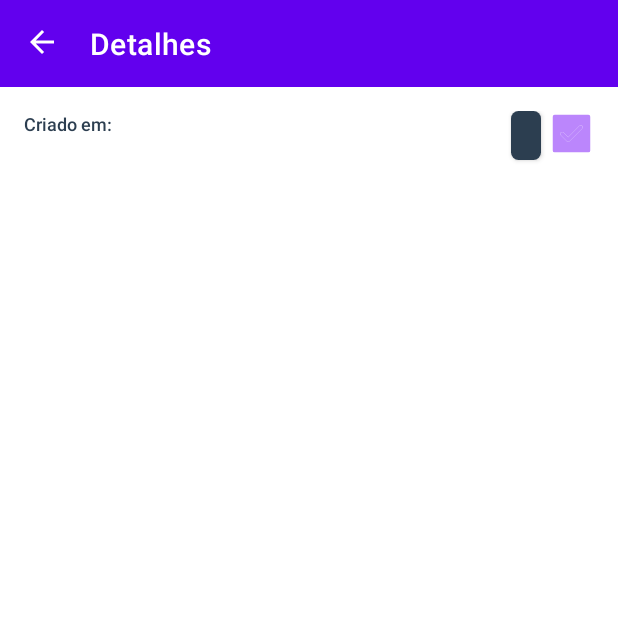
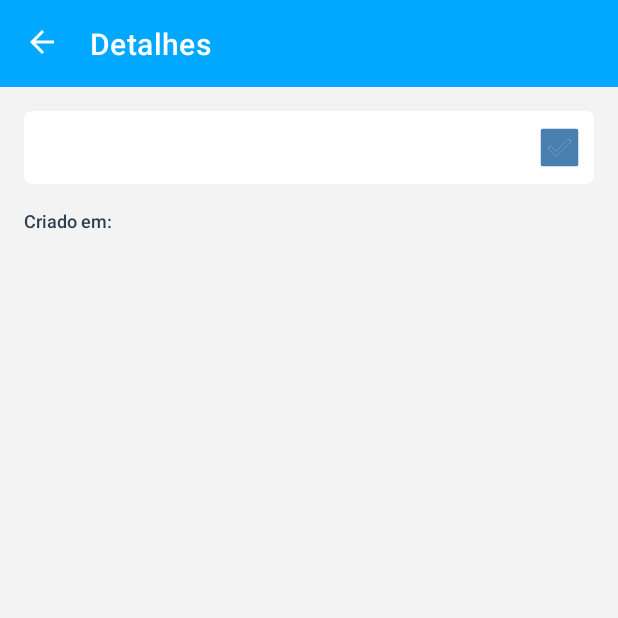
Before and after one commit to quanticheart/BlueList, an Android app: the ToDoDetailsFragment screen opened directly, with no data from a screen before it, on a phone screen of 412 x 824 dp, the top half of it. Run offline under Robolectric (Android 15) with nearby library versions, the phone set to English and light mode, and no system bars; our stand-ins replace data binding; 3 statements that could not run were skipped.

Commit message:
finish themes.xml and themes.xml (night)

```diff
--- a/app/src/main/java/com/quanticheart/bluelist/view/MainActivity.kt
+++ b/app/src/main/java/com/quanticheart/bluelist/view/MainActivity.kt
@@ -1,6 +1,7 @@
 package com.quanticheart.bluelist.view
 
 import android.os.Bundle
+import androidx.appcompat.app.AppCompatDelegate
 import com.quanticheart.bluelist.R
 import com.quanticheart.core.base.activity.BaseActivity
 
--- a/app/src/main/res/layout/fragment_to_do_details.xml
+++ b/app/src/main/res/layout/fragment_to_do_details.xml
@@ -13,20 +13,92 @@
     <androidx.constraintlayout.widget.ConstraintLayout
         android:layout_width="match_parent"
         android:layout_height="match_parent"
+        android:background="@color/background"
         android:padding="@dimen/default_margin"
         tools:context=".view.MainActivity">
+
+        <androidx.cardview.widget.CardView
+            android:id="@+id/view3"
+            android:layout_width="match_parent"
+            android:layout_height="wrap_content"
+            app:cardCornerRadius="@dimen/default_radius"
+            app:cardElevation="0dp"
+            app:layout_constraintLeft_toLeftOf="parent"
+            app:layout_constraintRight_toRightOf="parent"
+            app:layout_constraintTop_toTopOf="parent">
+
+            <androidx.constraintlayout.widget.ConstraintLayout
+                android:layout_width="match_parent"
+                android:layout_height="wrap_content"
+                android:layout_margin="8dp"
+                android:orientation="horizontal">
+
+                <androidx.cardview.widget.CardView
+                    android:id="@+id/view1"
+                    android:layout_width="wrap_content"
+                    android:layout_height="wrap_content"
+                    app:cardCornerRadius="@dimen/default_radius"
+                    app:cardElevation="0dp"
+                    app:layout_constraintBottom_toBottomOf="parent"
+                    app:layout_constraintStart_toStartOf="parent"
+                    app:layout_constraintTop_toTopOf="parent">
+
+                    <TextView
+                        android:id="@+id/priority"
+                        android:layout_width="wrap_content"
+                        android:layout_height="wrap_content"
+                        android:background="@color/background_secondary"
+                        android:fontFamily="sans-serif-medium"
+                        android:paddingLeft="10dp"
+                        android:paddingTop="8dp"
+                        android:paddingRight="10dp"
+                        android:paddingBottom="8dp"
+                        android:textColor="@color/text_color_strong"
+                        android:textSize="12sp"
+                        android:textStyle="bold"
+                        app:priorityColor="@{viewModel.details.priority}"
+                        app:priorityText="@{viewModel.details.priority}"
+                        tools:text="Baixa prioridade" />
+
+                </androidx.cardview.widget.CardView>
+
+                <CheckBox
+                    android:id="@+id/checkbox"
+                    android:layout_width="30dp"
+                    android:layout_height="30dp"
+                    android:background="@drawable/selector_check_box"
+                    android:button="@null"
+                    android:checked="@{viewModel.details.finish}"
+                    android:enabled="false"
+                    app:layout_constraintBottom_toBottomOf="parent"
+                    app:layout_constraintEnd_toEndOf="parent"
+                    app:layout_constraintTop_toTopOf="parent" />
+
+                <View
+                    android:id="@+id/btnFinishToDo"
+                    android:layout_width="0dp"
+                    android:layout_height="0dp"
+                    app:layout_constraintBottom_toBottomOf="@+id/checkbox"
+                    app:layout_constraintEnd_toEndOf="@+id/checkbox"
+                    app:layout_constraintStart_toStartOf="@+id/checkbox"
+                    app:layout_constraintTop_toTopOf="@+id/checkbox" />
+
+            </androidx.constraintlayout.widget.ConstraintLayout>
+
+        </androidx.cardview.widget.CardView>
 
         <TextView
             android:id="@+id/view0"
             android:layout_width="wrap_content"
             android:layout_height="wrap_content"
+            android:layout_marginTop="@dimen/default_margin"
             android:fontFamily="sans-serif-medium"
             android:text="@string/label_to_do_create_at"
             android:textColor="@color/text_color"
             android:textSize="12sp"
             app:layout_constraintRight_toRightOf="parent"
             app:layout_constraintStart_toStartOf="parent"
-            app:layout_constraintTop_toTopOf="@+id/view1" />
+            app:layout_constraintTop_toBottomOf="@+id/view3" />
 
         <TextView
             android:id="@+id/date"
@@ -38,7 +110,7 @@
             android:textColor="@color/text_color"
             android:textSize="12sp"
             app:layout_constraintBottom_toBottomOf="@+id/view0"
-            app:layout_constraintEnd_toStartOf="@+id/view1"
+            app:layout_constraintEnd_toEndOf="parent"
             app:layout_constraintStart_toEndOf="@+id/view0"
             app:layout_constraintTop_toTopOf="@+id/view0"
             app:toDoDate="@{viewModel.details.date}"
@@ -52,9 +124,9 @@
             android:text="@string/label_to_do_alarm"
             android:textColor="@color/text_color"
             android:textSize="12sp"
-            app:layout_constraintBottom_toBottomOf="@+id/view1"
             app:layout_constraintRight_toRightOf="parent"
             app:layout_constraintStart_toStartOf="parent"
+            app:layout_constraintTop_toBottomOf="@+id/view0"
             app:visibilityNotNull="@{viewModel.details.alarm}" />
 
         <TextView
@@ -67,61 +139,12 @@
             android:textColor="@color/text_color"
             android:textSize="12sp"
             app:layout_constraintBottom_toBottomOf="@+id/view2"
-            app:layout_constraintEnd_toStartOf="@+id/view1"
+            app:layout_constraintEnd_toEndOf="parent"
             app:layout_constraintStart_toEndOf="@+id/view2"
             app:layout_constraintTop_toTopOf="@+id/view2"
             app:toDoDate="@{viewModel.details.alarm}"
             app:visibilityNotNull="@{viewModel.details.alarm}"
             tools:text="2021/08/07" />
-
-        <androidx.cardview.widget.CardView
-            android:id="@+id/view1"
-            android:layout_width="wrap_content"
-            android:layout_height="wrap_content"
-            android:layout_marginEnd="5dp"
-            app:cardCornerRadius="@dimen/default_radius"
-            app:layout_constraintEnd_toStartOf="@+id/checkbox"
-            app:layout_constraintTop_toTopOf="parent">
-
-            <TextView
-                android:id="@+id/priority"
-                android:layout_width="wrap_content"
-                android:layout_height="wrap_content"
-                android:background="@color/text_color"
-                android:fontFamily="sans-serif-medium"
-                android:paddingLeft="10dp"
-                android:paddingTop="8dp"
-                android:paddingRight="10dp"
-                android:paddingBottom="8dp"
-                android:textColor="@color/white"
-                android:textSize="12sp"
-                android:textStyle="bold"
-                app:priorityColor="@{viewModel.details.priority}"
-                app:priorityText="@{viewModel.details.priority}"
-                tools:text="Baixa prioridade" />
-
-        </androidx.cardview.widget.CardView>
-
-        <CheckBox
-            android:id="@+id/checkbox"
-            android:layout_width="30dp"
-            android:layout_height="30dp"
-            android:background="@drawable/selector_check_box"
-            android:button="@null"
-            android:checked="@{viewModel.details.finish}"
-            android:enabled="false"
-            app:layout_constraintEnd_toEndOf="parent"
-            app:layout_constraintTop_toTopOf="parent" />
-
-        <View
-            android:id="@+id/btnFinishToDo"
-            android:layout_width="0dp"
-            android:layout_height="0dp"
-            android:background="?attr/selectableItemBackgroundBorderless"
-            app:layout_constraintBottom_toBottomOf="@+id/checkbox"
-            app:layout_constraintEnd_toEndOf="@+id/checkbox"
-            app:layout_constraintStart_toStartOf="@+id/checkbox"
-            app:layout_constraintTop_toTopOf="@+id/checkbox" />
 
         <TextView
             android:id="@+id/title"
@@ -134,7 +157,7 @@
             android:textSize="18sp"
             app:layout_constraintLeft_toLeftOf="parent"
             app:layout_constraintRight_toRightOf="parent"
-            app:layout_constraintTop_toBottomOf="@+id/view1"
+            app:layout_constraintTop_toBottomOf="@+id/view2"
             tools:text="To Do Title!!" />
 
         <TextView
--- a/core/app.gradle
+++ b/core/app.gradle
@@ -11,7 +11,7 @@ ext {
     versions = [
             kotlin    : '1.4.31',
             lifecycle : '2.2.0',
-            navigation: '2.0.0',
+            navigation: '2.3.5',
             koin      : '2.0.1'
     ]
 
--- a/core/src/main/java/com/quanticheart/core/system/notification/config/NotificationConfig.kt
+++ b/core/src/main/java/com/quanticheart/core/system/notification/config/NotificationConfig.kt
@@ -27,7 +27,7 @@ const val channelLightColor = Color.YELLOW
 
 internal object NotificationConfig {
 
-    fun colorNotification(context: Context) = context.getColor(R.color.purple_500)
+    fun colorNotification(context: Context) = context.getColor(R.color.app_primary)
 
     val iconNotification = R.drawable.ic_baseline_arrow_back
 
--- /dev/null
+++ b/core/src/main/res/drawable-night/ic_theme.xml
@@ -0,0 +1,5 @@
+<vector android:height="24dp" android:tint="#FFFFFF"
+    android:viewportHeight="24" android:viewportWidth="24"
+    android:width="24dp" xmlns:android="http://schemas.android.com/apk/res/android">
+    <path android:fillColor="@android:color/white" android:pathData="M6.76,4.84l-1.8,-1.79 -1.41,1.41 1.79,1.79 1.42,-1.41zM4,10.5L1,10.5v2h3v-2zM13,0.55h-2L11,3.5h2L13,0.55zM20.45,4.46l-1.41,-1.41 -1.79,1.79 1.41,1.41 1.79,-1.79zM17.24,18.16l1.79,1.8 1.41,-1.41 -1.8,-1.79 -1.4,1.4zM20,10.5v2h3v-2h-3zM12,5.5c-3.31,0 -6,2.69 -6,6s2.69,6 6,6 6,-2.69 6,-6 -2.69,-6 -6,-6zM11,22.45h2L13,19.5h-2v2.95zM3.55,18.54l1.41,1.41 1.79,-1.8 -1.41,-1.41 -1.79,1.8z"/>
+</vector>
--- a/core/src/main/res/drawable/edittext_focus.xml
+++ b/core/src/main/res/drawable/edittext_focus.xml
@@ -8,7 +8,7 @@
             <solid android:color="@color/white" />
             <stroke
                 android:width="1dp"
-                android:color="@color/purple_500" />
+                android:color="@color/app_primary" />
             <corners android:radius="@dimen/default_radius" />
         </shape>
     </item>
--- a/core/src/main/res/drawable/ic_checked.xml
+++ b/core/src/main/res/drawable/ic_checked.xml
@@ -4,9 +4,9 @@
     android:viewportWidth="24"
     android:viewportHeight="24">
     <path
-        android:fillColor="@color/purple_500"
+        android:fillColor="@color/background_secondary"
         android:pathData="M10.2002,16.3999a0.9968,0.9968 0,0 1,-0.707 -0.293L6.293,12.9072A0.9999,0.9999 0,0 1,7.707 11.4932l2.4932,2.4927L16.293,7.8931A0.9999,0.9999 0,0 1,17.707 9.3071l-6.7998,6.7998A0.9968,0.9968 0,0 1,10.2002 16.3999Z" />
     <path
-        android:fillColor="@color/purple_200"
+        android:fillColor="@color/app_details_secondary"
         android:pathData="M21,2H3A1,1 0,0 0,2 3V21a1,1 0,0 0,1 1H21a1,1 0,0 0,1 -1V3A1,1 0,0 0,21 2ZM17.707,9.3071l-6.7998,6.7998a0.9996,0.9996 0,0 1,-1.4141 0L6.293,12.9072A0.9999,0.9999 0,0 1,7.707 11.4932l2.4932,2.4927L16.293,7.8931A0.9999,0.9999 0,0 1,17.707 9.3071Z" />
 </vector>
--- a/core/src/main/res/drawable/ic_checked_box.xml
+++ b/core/src/main/res/drawable/ic_checked_box.xml
@@ -4,9 +4,9 @@
     android:viewportWidth="24"
     android:viewportHeight="24">
     <path
-        android:fillColor="@color/purple_200"
+        android:fillColor="@color/app_details_secondary"
         android:pathData="M10.2002,16.3999a0.9968,0.9968 0,0 1,-0.707 -0.293L6.293,12.9072A0.9999,0.9999 0,0 1,7.707 11.4932l2.4932,2.4927L16.293,7.8931A0.9999,0.9999 0,0 1,17.707 9.3071l-6.7998,6.7998A0.9968,0.9968 0,0 1,10.2002 16.3999Z" />
     <path
-        android:fillColor="@color/purple_200"
+        android:fillColor="@color/app_details_secondary"
         android:pathData="M21,2H3A1,1 0,0 0,2 3V21a1,1 0,0 0,1 1H21a1,1 0,0 0,1 -1V3A1,1 0,0 0,21 2ZM17.707,9.3071l-6.7998,6.7998a0.9996,0.9996 0,0 1,-1.4141 0L6.293,12.9072A0.9999,0.9999 0,0 1,7.707 11.4932l2.4932,2.4927L16.293,7.8931A0.9999,0.9999 0,0 1,17.707 9.3071Z" />
 </vector>
--- /dev/null
+++ b/core/src/main/res/drawable/ic_theme.xml
@@ -0,0 +1,5 @@
+<vector android:height="24dp" android:tint="#FFFFFF"
+    android:viewportHeight="24" android:viewportWidth="24"
+    android:width="24dp" xmlns:android="http://schemas.android.com/apk/res/android">
+    <path android:fillColor="@android:color/white" android:pathData="M10,2c-1.82,0 -3.53,0.5 -5,1.35C7.99,5.08 10,8.3 10,12s-2.01,6.92 -5,8.65C6.47,21.5 8.18,22 10,22c5.52,0 10,-4.48 10,-10S15.52,2 10,2z"/>
+</vector>
--- /dev/null
+++ b/core/src/main/res/values-night/colors.xml
@@ -0,0 +1,14 @@
+<resources>
+    <color name="background">#303030</color>
+    <color name="background_secondary">#424242</color>
+
+    <color name="text_color">#dcdde1</color>
+    <color name="text_color_strong">#303030</color>
+    <color name="text_color_hint">#70ffffff</color>
+
+    <color name="app_primary">#212121</color>
+    <color name="app_secondary">#303030</color>
+    <color name="app_details_primary">#424242</color>
+    <color name="app_details_secondary">#303030</color>
+
+</resources>
--- a/core/src/main/res/values-night/themes.xml
+++ b/core/src/main/res/values-night/themes.xml
@@ -2,13 +2,15 @@
     <!-- Base application theme. -->
     <style name="Theme.BlueList" parent="Theme.MaterialComponents.DayNight.NoActionBar">
         <!-- Primary brand color. -->
-        <item name="colorPrimary">@color/purple_200</item>
-        <item name="colorPrimaryVariant">@color/purple_700</item>
-        <item name="colorOnPrimary">@color/black</item>
+        <item name="colorPrimary">@color/app_primary</item>
+        <item name="colorPrimaryVariant">@color/black</item>
+
+<!--        <item name="colorOnPrimary">@color/background</item>-->
         <!-- Secondary brand color. -->
-        <item name="colorSecondary">@color/teal_200</item>
-        <item name="colorSecondaryVariant">@color/teal_200</item>
-        <item name="colorOnSecondary">@color/black</item>
+        <item name="colorSecondary">@color/app_details_primary</item>
+        <item name="colorSecondaryVariant">@color/app_details_primary</item>
+        <item name="colorOnSecondary">@color/white</item>
+
         <!-- Status bar color. -->
         <item name="android:statusBarColor" tools:targetApi="l">?attr/colorPrimaryVariant</item>
         <!-- Customize your theme here. -->
@@ -16,7 +18,7 @@
 
     <style name="defaultToolbar">
         <item name="android:layout_height">@dimen/toolbar_default_height</item>
-        <item name="android:background">@color/purple_200</item>
+        <item name="android:background">@color/app_primary</item>
         <item name="android:orientation">vertical</item>
         <item name="android:theme">@style/ThemeOverlay.AppCompat.Dark.ActionBar</item>
         <item name="contentInsetStart">0dp</item>
--- a/core/src/main/res/values/colors.xml
+++ b/core/src/main/res/values/colors.xml
@@ -1,14 +1,15 @@
 <resources>
     <color name="background">#f3f3f3</color>
+    <color name="background_secondary">#FFFFFFFF</color>
 
     <color name="text_color">#2c3e50</color>
+    <color name="text_color_strong">#2c3e50</color>
     <color name="text_color_hint">#34495e</color>
 
-    <color name="purple_200">#FFBB86FC</color>
-    <color name="purple_500">#FF6200EE</color>
-    <color name="purple_700">#FF3700B3</color>
-    <color name="teal_200">#FF03DAC5</color>
-    <color name="teal_700">#FF018786</color>
+    <color name="app_primary">#00a8ff</color>
+    <color name="app_secondary">#0097e6</color>
+    <color name="app_details_primary">#487eb0</color>
+    <color name="app_details_secondary">#487eb0</color>
 
     <color name="black">#FF000000</color>
     <color name="white">#FFFFFFFF</color>
--- a/core/src/main/res/values/themes.xml
+++ b/core/src/main/res/values/themes.xml
@@ -2,20 +2,22 @@
     <!-- Base application theme. -->
     <style name="Theme.BlueList" parent="Theme.MaterialComponents.DayNight.NoActionBar">
         <!-- Primary brand color. -->
-        <item name="colorPrimary">@color/purple_500</item>
-        <item name="colorPrimaryVariant">@color/purple_700</item>
-        <item name="colorOnPrimary">@color/white</item>
+        <item name="colorPrimary">@color/app_primary</item>
+        <item name="colorPrimaryVariant">@color/app_secondary</item>
+<!--        <item name="colorOnPrimary">@color/background</item>-->
+
         <!-- Secondary brand color. -->
-        <item name="colorSecondary">@color/teal_200</item>
-        <item name="colorSecondaryVariant">@color/teal_700</item>
+        <item name="colorSecondary">@color/app_details_primary</item>
+        <item name="colorSecondaryVariant">@color/app_details_secondary</item>
         <item name="colorOnSecondary">@color/black</item>
+
         <!-- Status bar color. -->
         <item name="android:statusBarColor" tools:targetApi="l">?attr/colorPrimaryVariant</item>
     </style>
 
     <style name="default_toolbar">
         <item name="android:layout_height">@dimen/toolbar_default_height</item>
-        <item name="android:background">@color/purple_500</item>
+        <item name="android:background">@color/app_primary</item>
         <item name="android:orientation">vertical</item>
         <item name="android:theme">@style/ThemeOverlay.AppCompat.Dark.ActionBar</item>
         <item name="contentInsetStart">0dp</item>
```
Also changed, not shown: app/src/main/java/com/quanticheart/bluelist/view/fragment/list/ToDoListFragment.kt (+12 -1 lines), app/src/main/res/layout/fragment_to_do_list.xml (+19 -3 lines), app/src/main/res/layout/to_do_item.xml (+4 -4 lines).
